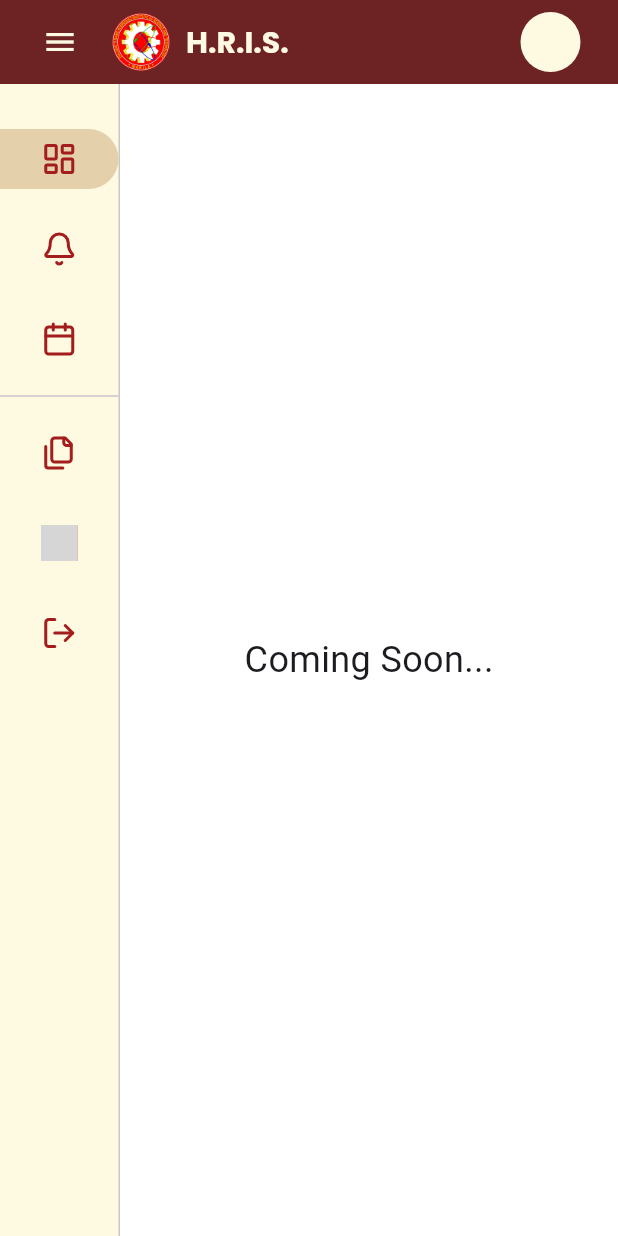
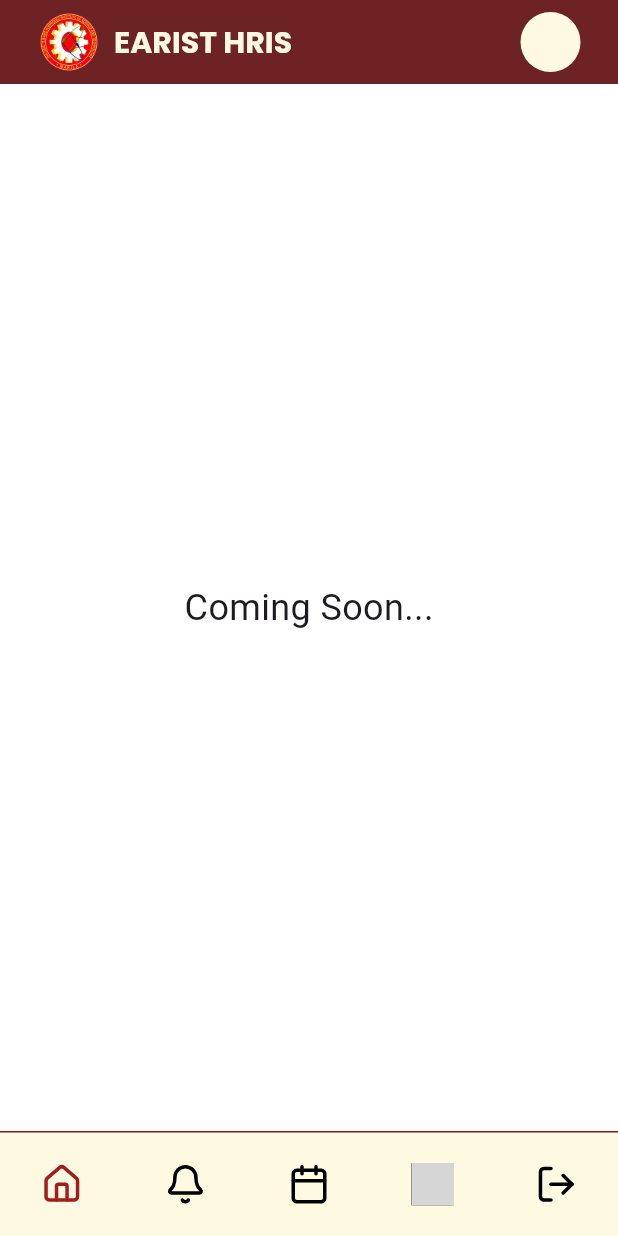
Before and after one commit to Renceskieee/3CGrp6_HRIS_Mobile, a Flutter app: the DashboardScreen screen opened by its route, on a phone screen of 412 x 824 dp. Run offline on Flutter 3.47's test engine with Material 3 defaults, Android fonts, the phone set to English and light mode, and no system bars; our stand-ins replace flutter_screenutil, flutter_svg, google_fonts, image_picker, logger; network calls fail; grey boxes are pictures that could not be loaded.

Commit message:
navbar modified

```diff
--- /dev/null
+++ b/lib/components/navbar.dart
@@ -0,0 +1,98 @@
+// ignore_for_file: deprecated_member_use
+
+import 'package:flutter/material.dart';
+import 'package:flutter_svg/flutter_svg.dart';
+import '../modals/logout_modal.dart';
+
+class Sidebar extends StatelessWidget {
+  final int activeIndex;
+  final Function(int) onNavItemSelect;
+
+  const Sidebar({
+    super.key,
+    required this.activeIndex,
+    required this.onNavItemSelect,
+  });
+
+  @override
+  Widget build(BuildContext context) {
+    return Container(
+      height: 70,
+      decoration: const BoxDecoration(
+        color: Color.fromRGBO(254, 249, 225, 1),
+        border: Border(
+          top: BorderSide(
+            color: Color.fromRGBO(109, 35, 35, 1),
+            width: 1.0,
+          ),
+        ),
+      ),
+      child: Row(
+        mainAxisAlignment: MainAxisAlignment.spaceAround,
+        children: [
+          _buildNavItem(0, 'assets/icons/home.svg'),
+          _buildNavItem(1, 'assets/icons/notification.svg'),
+          _buildNavItem(2, 'assets/icons/calendar.svg'),
+          _buildNavItem(3, 'assets/icons/settings.svg'),
+          _buildLogoutItem(context),
+        ],
+      ),
+    );
+  }
+
+  Widget _buildNavItem(int index, String iconPath) {
+    bool isActive = activeIndex == index;
+
+    return GestureDetector(
+      onTap: () => onNavItemSelect(index),
+      child: Container(
+        padding: const EdgeInsets.all(10),
+        decoration: const BoxDecoration(
+          shape: BoxShape.circle,
+          color: Colors.transparent,
+        ),
+        child: ColorFiltered(
+          colorFilter: ColorFilter.mode(
+            isActive
+                ? const Color.fromRGBO(163, 29, 29, 1)
+                : Colors.black,
+            BlendMode.srcIn,
+          ),
+          child: SvgPicture.asset(
+            iconPath,
+            height: 28,
+            width: 28,
+          ),
+        ),
+      ),
+    );
+  }
+
+  Widget _buildLogoutItem(BuildContext context) {
+    return GestureDetector(
+      onTap: () {
+        showLogoutConfirmationDialog(context, () {
+          Navigator.of(context).pushNamedAndRemoveUntil('/login', (route) => false);
+        });
+      },
+      child: Container(
+        padding: const EdgeInsets.all(10),
+        decoration: const BoxDecoration(
+          shape: BoxShape.circle,
+          color: Colors.transparent,
+        ),
+        child: ColorFiltered(
+          colorFilter: const ColorFilter.mode(
+            Colors.black,
+            BlendMode.srcIn,
+          ),
+          child: SvgPicture.asset(
+            'assets/icons/log-out.svg',
+            height: 28,
+            width: 28,
+          ),
+        ),
+      ),
+    );
+  }
+}
--- a/lib/components/sidebar.dart
+++ /dev/null
@@ -1,265 +0,0 @@
-import 'package:flutter/material.dart';
-import 'package:flutter_svg/flutter_svg.dart';
-import 'package:hris_mobile/modals/logout_modal.dart';
-import 'package:hris_mobile/pages/login.dart';
-
-class Sidebar extends StatefulWidget {
-  final int activeIndex;
-  final Function(int) onNavItemSelect;
-  final bool isExpanded;
-
-  const Sidebar({
-    super.key,
-    required this.activeIndex,
-    required this.onNavItemSelect,
-    this.isExpanded = false,
-  });
-
-  @override
-  State<Sidebar> createState() => _SidebarState();
-}
-
-class _SidebarState extends State<Sidebar> {
-  bool isFormsExpanded = true;
-
-  @override
-  Widget build(BuildContext context) {
-    return AnimatedContainer(
-      duration: const Duration(milliseconds: 300),
-      width: widget.isExpanded ? 300 : 80,
-      decoration: const BoxDecoration(
-        color: Color.fromRGBO(254, 249, 225, 1),
-        border: Border(
-          right: BorderSide(
-            color: Color.fromRGBO(200, 200, 200, 1),
-            width: 1.0,
-          ),
-        ),
-      ),
-      child: Column(
-        crossAxisAlignment: CrossAxisAlignment.start,
-        children: [
-          const SizedBox(height: 20),
-          _buildNavItem(0, 'assets/icons/dashboard.svg', 'Dashboard'),
-          _buildNavItem(1, 'assets/icons/notification.svg', 'Notifications'),
-          _buildNavItem(2, 'assets/icons/calendar.svg', 'Calendar'),
-          const Divider(),
-          _buildDropdownToggle(),
-          if (isFormsExpanded && widget.isExpanded) ...[
-            _buildSubItem(5, "Employee's Leave Card"),
-            _buildSubItem(6, "Employee's Leave Card Back"),
-            _buildSubItem(7, "Employee's Leave Form"),
-            _buildSubItem(8, "Employee's Leave Form Back"),
-          ],
-          _buildNavItem(3, 'assets/icons/settings.svg', 'Settings'),
-          _buildNavItem(4, 'assets/icons/log-out.svg', 'Log Out'),
-        ],
-      ),
-    );
-  }
-
-  Widget _buildNavItem(int index, String iconPath, String label) {
-    bool isActive = widget.activeIndex == index;
-
-    return Padding(
-      padding: const EdgeInsets.symmetric(vertical: 10.0),
-      child: SizedBox(
-        width: double.infinity,
-        child: GestureDetector(
-          onTap: () {
-            if (label == 'Log Out') {
-              showLogoutConfirmationDialog(context, () {
-                Navigator.of(context).pushAndRemoveUntil(
-                  MaterialPageRoute(builder: (context) => LoginScreen()),
-                  (Route<dynamic> route) => false,
-                );
-              });
-            } else {
-              widget.onNavItemSelect(index);
-            }
-          },
-          child: Container(
-            padding: const EdgeInsets.symmetric(vertical: 8, horizontal: 8),
-            decoration: BoxDecoration(
-              color: isActive
-                  ? const Color.fromRGBO(229, 208, 172, 1)
-                  : Colors.transparent,
-              borderRadius: const BorderRadius.only(
-                topRight: Radius.circular(25),
-                bottomRight: Radius.circular(25),
-              ),
-            ),
-            child: Row(
-              mainAxisAlignment: widget.isExpanded
-                  ? MainAxisAlignment.start
-                  : MainAxisAlignment.center,
-              children: [
-                ColorFiltered(
-                  colorFilter: const ColorFilter.mode(
-                    Color.fromRGBO(163, 29, 29, 1),
-                    BlendMode.srcIn,
-                  ),
-                  child: SvgPicture.asset(
-                    iconPath,
-                    height: 24,
-                    width: 24,
-                  ),
-                ),
-                if (widget.isExpanded) ...[
-                  const SizedBox(width: 12),
-                  Flexible(
-                    child: Text(
-                      label,
-                      style: const TextStyle(
-                        color: Color.fromRGBO(163, 29, 29, 1),
-                        fontSize: 16,
-                        overflow: TextOverflow.ellipsis,
-                      ),
-                    ),
-                  ),
-                ],
-              ],
-            ),
-          ),
-        ),
-      ),
-    );
-  }
-
-  Widget _buildDropdownToggle() {
-    return Padding(
-      padding: const EdgeInsets.symmetric(vertical: 10.0),
-      child: SizedBox(
-        width: double.infinity,
-        child: GestureDetector(
-          onTap: () {
-            setState(() {
-              isFormsExpanded = !isFormsExpanded;
-            });
-          },
-          child: Container(
-            padding: const EdgeInsets.symmetric(vertical: 8, horizontal: 8),
-            decoration: const BoxDecoration(
-              borderRadius: BorderRadius.only(
-                topRight: Radius.circular(25),
-                bottomRight: Radius.circular(25),
-              ),
-            ),
-            child: Row(
-              mainAxisAlignment: widget.isExpanded
-                  ? MainAxisAlignment.start
-                  : MainAxisAlignment.center,
-              children: [
-                ColorFiltered(
-                  colorFilter: const ColorFilter.mode(
-                    Color.fromRGBO(163, 29, 29, 1),
-                    BlendMode.srcIn,
-                  ),
-                  child: SvgPicture.asset(
-                    'assets/icons/forms.svg',
-                    height: 24,
-                    width: 24,
-                  ),
-                ),
-                if (widget.isExpanded) ...[
-                  const SizedBox(width: 12),
-                  Flexible(
-                    child: Row(
-                      mainAxisSize: MainAxisSize.min,
-                      children: [
-                        const Expanded(
-                          child: Text(
-                            'Forms',
-                            style: TextStyle(
-                              color: Color.fromRGBO(163, 29, 29, 1),
-                              fontSize: 16,
-                              overflow: TextOverflow.ellipsis,
-                            ),
-                          ),
-                        ),
-                        Icon(
-                          isFormsExpanded
-                              ? Icons.expand_less
-                              : Icons.expand_more,
-                          size: 20,
-                          color: const Color.fromRGBO(163, 29, 29, 1),
-                        ),
-                      ],
-                    ),
-                  ),
-                ],
-              ],
-            ),
-          ),
-        ),
-      ),
-    );
-  }
-
-  Widget _buildSubItem(int index, String label) {
-    bool isActive = widget.activeIndex == index;
-
-    return Padding(
-      padding: const EdgeInsets.symmetric(vertical: 10.0),
-      child: SizedBox(
-        width: double.infinity,
-        child: GestureDetector(
-          onTap: () {
-            if (label == 'Log Out') {
-              showLogoutConfirmationDialog(context, () {
-                Navigator.of(context).pushAndRemoveUntil(
-                  MaterialPageRoute(builder: (context) => LoginScreen()),
-                  (Route<dynamic> route) => false,
-                );
-              });
-            } else {
-              widget.onNavItemSelect(index);
-            }
-          },
-          child: Container(
-            padding: const EdgeInsets.symmetric(vertical: 8, horizontal: 8),
-            decoration: BoxDecoration(
-              color: isActive
-                  ? const Color.fromRGBO(229, 208, 172, 1)
-                  : Colors.transparent,
-              borderRadius: const BorderRadius.only(
-                topRight: Radius.circular(25),
-                bottomRight: Radius.circular(25),
-              ),
-            ),
-            child: Row(
-              mainAxisAlignment: widget.isExpanded
-                  ? MainAxisAlignment.start
-                  : MainAxisAlignment.center,
-              children: [
-                const SizedBox(width: 4),
-                SvgPicture.asset(
-                  'assets/icons/form.svg',
-                  height: 24,
-                  width: 24,
-                  colorFilter: const ColorFilter.mode(
-                    Color.fromRGBO(163, 29, 29, 1),
-                    BlendMode.srcIn,
-                  ),
-                ),
-                if (widget.isExpanded) ...[
-                  const SizedBox(width: 12),
-                  Flexible(
-                    child: Text(
-                      label,
-                      style: const TextStyle(
-                        color: Color.fromRGBO(163, 29, 29, 1),
-                        fontSize: 16,
-                        overflow: TextOverflow.ellipsis,
-                      ),
-                    ),
-                  ),
-                ],
-              ],
-            ),
-          ),
-        ),
-      ),
-    );
-  }
-}
--- a/lib/pages/dashboard.dart
+++ b/lib/pages/dashboard.dart
@@ -2,9 +2,8 @@ import 'package:flutter/material.dart';
 import 'package:google_fonts/google_fonts.dart';
 import 'package:http/http.dart' as http;
 import 'dart:convert';
-import 'package:hris_mobile/components/sidebar.dart';
+import 'package:hris_mobile/components/navbar.dart';
 import 'package:logger/logger.dart';
-import 'leave_form.dart';
 import './settings.dart';
 
 class DashboardScreen extends StatefulWidget {
@@ -15,7 +14,6 @@ class DashboardScreen extends StatefulWidget {
 }
 
 class _DashboardScreenState extends State<DashboardScreen> {
-  bool isSidebarExpanded = false;
   int activeNavIndex = 0;
   String? firstName;
   String? profilePic;
@@ -25,13 +23,8 @@ class _DashboardScreenState extends State<DashboardScreen> {
   Future<void> fetchUserData(String username, String password) async {
     final response = await http.post(
       Uri.parse('http://192.168.99.139:3000/login'),
-      headers: {
-        'Content-Type': 'application/json',
-      },
-      body: json.encode({
-        'username': username,
-        'password': password,
-      }),
+      headers: {'Content-Type': 'application/json'},
+      body: json.encode({'username': username, 'password': password}),
     );
 
     if (response.statusCode == 200) {
@@ -52,12 +45,6 @@ class _DashboardScreenState extends State<DashboardScreen> {
     fetchUserData('Rency', 'Laurence027');
   }
 
-  void toggleSidebar() {
-    setState(() {
-      isSidebarExpanded = !isSidebarExpanded;
-    });
-  }
-
   void handleNavItemSelect(int index) {
     setState(() {
       activeNavIndex = index;
@@ -68,8 +55,6 @@ class _DashboardScreenState extends State<DashboardScreen> {
     switch (activeNavIndex) {
       case 3:
         return const SettingsPage(userId: 4);
-      case 7:
-        return const LeaveForm();
       default:
         return const Center(
           child: Text(
@@ -88,13 +73,6 @@ class _DashboardScreenState extends State<DashboardScreen> {
         automaticallyImplyLeading: false,
         title: Row(
           children: [
-            IconButton(
-              icon: Icon(
-                isSidebarExpanded ? Icons.menu_open : Icons.menu,
-                color: const Color.fromRGBO(254, 249, 225, 1),
-              ),
-              onPressed: toggleSidebar,
-            ),
             const SizedBox(width: 10),
             Image.asset(
               'assets/images/EARIST_Logo.png',
@@ -105,7 +83,7 @@ class _DashboardScreenState extends State<DashboardScreen> {
             const SizedBox(width: 10),
             Flexible(
               child: Text(
-                'H.R.I.S.',
+                'EARIST HRIS',
                 style: GoogleFonts.poppins(
                   color: const Color.fromRGBO(254, 249, 225, 1),
                   fontSize: 20,
@@ -119,9 +97,6 @@ class _DashboardScreenState extends State<DashboardScreen> {
         actions: [
           Padding(
             padding: const EdgeInsets.only(right: 25.0),
-            child: GestureDetector(
-              onTap: () {
-              },
             child: CircleAvatar(
               radius: 20,
               backgroundColor: const Color.fromRGBO(254, 249, 225, 1),
@@ -136,28 +111,14 @@ class _DashboardScreenState extends State<DashboardScreen> {
                     )
                   : Text(
                       firstName != null ? firstName![0] : '',
-                        style: const TextStyle(
-                          fontSize: 24,
-                          fontWeight: FontWeight.normal,
-                        ),
-                      ),
+                      style: const TextStyle(fontSize: 24),
                     ),
             ),
           ),
         ],
       ),
-      body: Stack(
+      body: Column(
         children: [
-          Row(
-            children: [
-              SizedBox(
-                width: 80,
-                child: Sidebar(
-                  isExpanded: false,
-                  activeIndex: activeNavIndex,
-                  onNavItemSelect: handleNavItemSelect,
-                ),
-              ),
           Expanded(
             child: Container(
               color: Colors.white,
@@ -165,20 +126,9 @@ class _DashboardScreenState extends State<DashboardScreen> {
               child: _buildContent(),
             ),
           ),
-            ],
-          ),
-
-          if (isSidebarExpanded)
-            Positioned(
-              top: 0,
-              bottom: 0,
-              left: 0,
-              width: 300,
-              child: Sidebar(
-                isExpanded: true,
+          Sidebar(
             activeIndex: activeNavIndex,
             onNavItemSelect: handleNavItemSelect,
-              ),
           ),
         ],
       ),
--- a/pubspec.yaml
+++ b/pubspec.yaml
@@ -71,6 +71,8 @@ flutter:
     - assets/icons/log-out.svg
     - assets/icons/forms.svg
     - assets/icons/form.svg
+    - assets/icons/home.svg
+    - assets/icons/user.svg
 
   # The following line ensures that the Material Icons font is
   # included with your application, so that you can use the icons in
```
Also changed, not shown: lib/pages/settings.dart (+3 -4 lines), assets/icons/home.svg (added), assets/icons/user.svg (added). Lines whose indentation alone changed are shown as unchanged.
